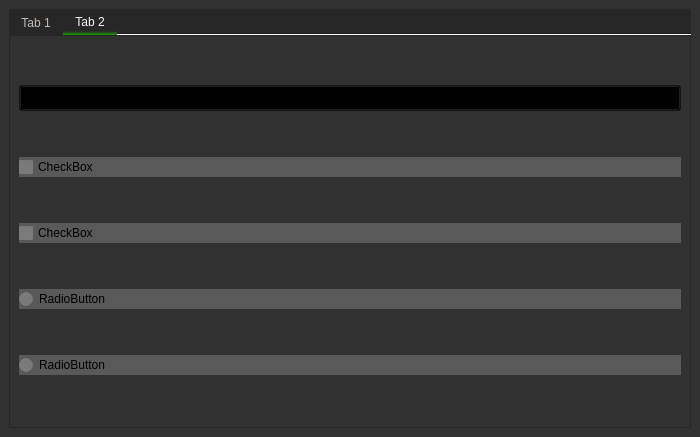
The window that settings.ui (69BooM96/Launcher) describes before a commit, drawn with Qt 5.
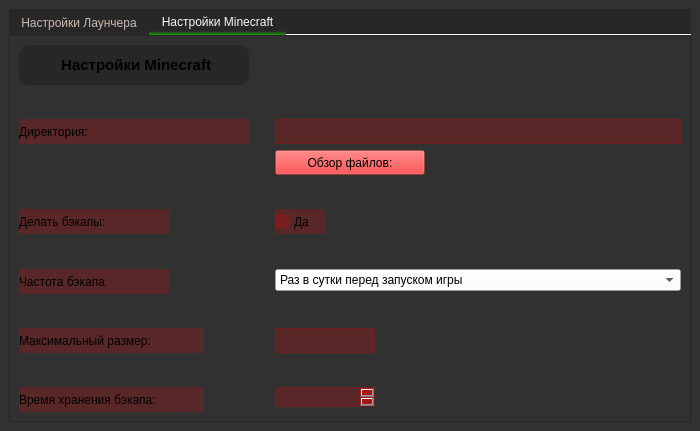
The same window after the commit. The open tabs and pages were chosen to show the change. Icons and pictures are not drawn.

```diff
--- a/settings.ui
+++ b/settings.ui
@@ -7,7 +7,7 @@
     <x>0</x>
     <y>0</y>
     <width>700</width>
-    <height>437</height>
+    <height>431</height>
    </rect>
   </property>
   <property name="maximumSize">
@@ -24,8 +24,20 @@
   </property>
   <widget class="QWidget" name="centralwidget">
    <layout class="QGridLayout" name="gridLayout">
-    <item row="0" column="0" colspan="2">
+    <item row="0" column="0">
      <widget class="QTabWidget" name="tabWidget">
+      <property name="minimumSize">
+       <size>
+        <width>300</width>
+        <height>35</height>
+       </size>
+      </property>
+      <property name="maximumSize">
+       <size>
+        <width>1000</width>
+        <height>1000</height>
+       </size>
+      </property>
       <property name="styleSheet">
        <string notr="true">QTabBar {
 	background-color: rgb(39, 39, 39);     
@@ -51,7 +63,7 @@
       </property>
       <widget class="QWidget" name="tab">
        <attribute name="title">
-        <string>Tab 1</string>
+        <string>Настройки Лаунчера</string>
        </attribute>
        <layout class="QGridLayout" name="gridLayout_2">
         <property name="leftMargin">
@@ -125,6 +137,304 @@
              </property>
             </widget>
            </item>
+           <item row="0" column="1">
+            <spacer name="horizontalSpacer">
+             <property name="orientation">
+              <enum>Qt::Horizontal</enum>
+             </property>
+             <property name="sizeHint" stdset="0">
+              <size>
+               <width>70</width>
+               <height>30</height>
+              </size>
+             </property>
+            </spacer>
+           </item>
+           <item row="1" column="0" colspan="2">
+            <spacer name="verticalSpacer">
+             <property name="orientation">
+              <enum>Qt::Vertical</enum>
+             </property>
+             <property name="sizeHint" stdset="0">
+              <size>
+               <width>10</width>
+               <height>10</height>
+              </size>
+             </property>
+            </spacer>
+           </item>
+           <item row="2" column="0">
+            <widget class="QLabel" name="label">
+             <property name="minimumSize">
+              <size>
+               <width>250</width>
+               <height>0</height>
+              </size>
+             </property>
+             <property name="maximumSize">
+              <size>
+               <width>250</width>
+               <height>30</height>
+              </size>
+             </property>
+             <property name="styleSheet">
+              <string notr="true">image: url();
+background-color: rgb(255, 0, 0, 50);
+</string>
+             </property>
+             <property name="text">
+              <string>Язык (Language):</string>
+             </property>
+            </widget>
+           </item>
+           <item row="2" column="1">
+            <widget class="QComboBox" name="comboBox">
+             <property name="styleSheet">
+              <string notr="true">image: url();
+background-color: rgb(255, 255, 255, 50);</string>
+             </property>
+             <item>
+              <property name="text">
+               <string>English</string>
+              </property>
+             </item>
+             <item>
+              <property name="text">
+               <string>Русский</string>
+              </property>
+             </item>
+             <item>
+              <property name="text">
+               <string>Український</string>
+              </property>
+             </item>
+            </widget>
+           </item>
+           <item row="3" column="0" colspan="2">
+            <spacer name="verticalSpacer_3">
+             <property name="orientation">
+              <enum>Qt::Vertical</enum>
+             </property>
+             <property name="sizeHint" stdset="0">
+              <size>
+               <width>20</width>
+               <height>20</height>
+              </size>
+             </property>
+            </spacer>
+           </item>
+           <item row="5" column="0">
+            <spacer name="horizontalSpacer_3">
+             <property name="orientation">
+              <enum>Qt::Horizontal</enum>
+             </property>
+             <property name="sizeHint" stdset="0">
+              <size>
+               <width>300</width>
+               <height>20</height>
+              </size>
+             </property>
+            </spacer>
+           </item>
+           <item row="5" column="1">
+            <widget class="QTextEdit" name="textEdit">
+             <property name="maximumSize">
+              <size>
+               <width>100</width>
+               <height>30</height>
+              </size>
+             </property>
+             <property name="styleSheet">
+              <string notr="true">image: url();
+background-color: rgb(255, 0, 0, 50);
+</string>
+             </property>
+            </widget>
+           </item>
+           <item row="7" column="1">
+            <spacer name="verticalSpacer_4">
+             <property name="orientation">
+              <enum>Qt::Vertical</enum>
+             </property>
+             <property name="sizeHint" stdset="0">
+              <size>
+               <width>10</width>
+               <height>5</height>
+              </size>
+             </property>
+            </spacer>
+           </item>
+           <item row="8" column="0">
+            <widget class="QLabel" name="label_2">
+             <property name="minimumSize">
+              <size>
+               <width>250</width>
+               <height>30</height>
+              </size>
+             </property>
+             <property name="maximumSize">
+              <size>
+               <width>100</width>
+               <height>30</height>
+              </size>
+             </property>
+             <property name="styleSheet">
+              <string notr="true">image: url();
+background-color: rgb(255, 0, 0, 50);
+</string>
+             </property>
+             <property name="text">
+              <string>Выделение памяти:</string>
+             </property>
+            </widget>
+           </item>
+           <item row="8" column="1">
+            <widget class="QSlider" name="horizontalSlider">
+             <property name="minimumSize">
+              <size>
+               <width>350</width>
+               <height>30</height>
+              </size>
+             </property>
+             <property name="maximumSize">
+              <size>
+               <width>200</width>
+               <height>30</height>
+              </size>
+             </property>
+             <property name="styleSheet">
+              <string notr="true">image: url();
+background-color: rgb(255, 0, 0, 50);
+
+</string>
+             </property>
+             <property name="orientation">
+              <enum>Qt::Horizontal</enum>
+             </property>
+            </widget>
+           </item>
+           <item row="9" column="0" colspan="2">
+            <spacer name="verticalSpacer_5">
+             <property name="orientation">
+              <enum>Qt::Vertical</enum>
+             </property>
+             <property name="sizeHint" stdset="0">
+              <size>
+               <width>20</width>
+               <height>20</height>
+              </size>
+             </property>
+            </spacer>
+           </item>
+           <item row="11" column="0">
+            <widget class="QLabel" name="label_3">
+             <property name="minimumSize">
+              <size>
+               <width>250</width>
+               <height>20</height>
+              </size>
+             </property>
+             <property name="maximumSize">
+              <size>
+               <width>200</width>
+               <height>100</height>
+              </size>
+             </property>
+             <property name="styleSheet">
+              <string notr="true">image: url();
+background-color: rgb(255, 0, 0, 50);
+</string>
+             </property>
+             <property name="text">
+              <string>Выбор Java:</string>
+             </property>
+            </widget>
+           </item>
+           <item row="11" column="1">
+            <widget class="QComboBox" name="comboBox_2">
+             <property name="minimumSize">
+              <size>
+               <width>350</width>
+               <height>25</height>
+              </size>
+             </property>
+             <property name="maximumSize">
+              <size>
+               <width>200</width>
+               <height>25</height>
+              </size>
+             </property>
+             <property name="styleSheet">
+              <string notr="true">image: url();
+background-color: rgb(255, 255, 255, 50);
+</string>
+             </property>
+             <item>
+              <property name="text">
+               <string>По умолчанию</string>
+              </property>
+             </item>
+            </widget>
+           </item>
+           <item row="12" column="0" colspan="2">
+            <spacer name="verticalSpacer_6">
+             <property name="orientation">
+              <enum>Qt::Vertical</enum>
+             </property>
+             <property name="sizeHint" stdset="0">
+              <size>
+               <width>20</width>
+               <height>20</height>
+              </size>
+             </property>
+            </spacer>
+           </item>
+           <item row="14" column="0">
+            <widget class="QLabel" name="label_4">
+             <property name="minimumSize">
+              <size>
+               <width>250</width>
+               <height>0</height>
+              </size>
+             </property>
+             <property name="maximumSize">
+              <size>
+               <width>100</width>
+               <height>100</height>
+              </size>
+             </property>
+             <property name="styleSheet">
+              <string notr="true">image: url();
+background-color: rgb(255, 0, 0, 50);</string>
+             </property>
+             <property name="text">
+              <string>Консоль разработчкиа:</string>
+             </property>
+            </widget>
+           </item>
+           <item row="14" column="1">
+            <widget class="QCheckBox" name="checkBox">
+             <property name="minimumSize">
+              <size>
+               <width>15</width>
+               <height>25</height>
+              </size>
+             </property>
+             <property name="maximumSize">
+              <size>
+               <width>15</width>
+               <height>25</height>
+              </size>
+             </property>
+             <property name="styleSheet">
+              <string notr="true">image: url();
+background-color: rgb(255, 0, 0, 50);</string>
+             </property>
+             <property name="text">
+              <string/>
+             </property>
+            </widget>
+           </item>
           </layout>
          </widget>
         </item>
@@ -132,7 +442,7 @@
       </widget>
       <widget class="QWidget" name="tab_2">
        <attribute name="title">
-        <string>Tab 2</string>
+        <string>Настройки Minecraft</string>
        </attribute>
        <layout class="QGridLayout" name="gridLayout_3">
         <property name="leftMargin">
@@ -152,6 +462,12 @@
         </property>
         <item row="0" column="0">
          <widget class="QFrame" name="frame_2">
+          <property name="maximumSize">
+           <size>
+            <width>1000</width>
+            <height>1000</height>
+           </size>
+          </property>
           <property name="styleSheet">
            <string notr="true">image: url(C:/Users/ASUS/Desktop/res/4.png);</string>
           </property>
@@ -161,42 +477,21 @@
           <property name="frameShadow">
            <enum>QFrame::Raised</enum>
           </property>
-          <layout class="QGridLayout" name="gridLayout_5">
-           <item row="3" column="0">
-            <widget class="QRadioButton" name="radioButton">
-             <property name="styleSheet">
-              <string notr="true">image: url();
-background-color: rgb(255, 255, 255, 50);</string>
-             </property>
-             <property name="text">
-              <string>RadioButton</string>
-             </property>
-            </widget>
-           </item>
-           <item row="1" column="0">
-            <widget class="QCheckBox" name="checkBox">
-             <property name="styleSheet">
-              <string notr="true">image: url();
-background-color: rgb(255, 255, 255, 50);</string>
-             </property>
-             <property name="text">
-              <string>CheckBox</string>
-             </property>
-            </widget>
-           </item>
-           <item row="2" column="0">
-            <widget class="QCheckBox" name="checkBox_2">
-             <property name="styleSheet">
-              <string notr="true">background-color: rgb(255, 255, 255, 50);
-image: url();</string>
-             </property>
-             <property name="text">
-              <string>CheckBox</string>
-             </property>
-            </widget>
-           </item>
+          <layout class="QFormLayout" name="formLayout_2">
            <item row="0" column="0">
             <widget class="QPushButton" name="pushButton_3">
+             <property name="minimumSize">
+              <size>
+               <width>230</width>
+               <height>40</height>
+              </size>
+             </property>
+             <property name="maximumSize">
+              <size>
+               <width>300</width>
+               <height>35</height>
+              </size>
+             </property>
              <property name="sizeIncrement">
               <size>
                <width>0</width>
@@ -218,10 +513,11 @@
              </property>
              <property name="styleSheet">
               <string notr="true">image: url();
-background-color: rgb(0, 0, 0, 50);</string>
+background-color: rgb(0, 0, 0, 50);
+border-radius: 10px;</string>
              </property>
              <property name="text">
-              <string> Настройки  </string>
+              <string> Настройки Minecraft</string>
              </property>
              <property name="icon">
               <iconset>
@@ -239,14 +535,344 @@
              </property>
             </widget>
            </item>
+           <item row="0" column="1">
+            <spacer name="horizontalSpacer_2">
+             <property name="orientation">
+              <enum>Qt::Horizontal</enum>
+             </property>
+             <property name="sizeHint" stdset="0">
+              <size>
+               <width>40</width>
+               <height>20</height>
+              </size>
+             </property>
+            </spacer>
+           </item>
+           <item row="2" column="0" colspan="2">
+            <spacer name="verticalSpacer_2">
+             <property name="orientation">
+              <enum>Qt::Vertical</enum>
+             </property>
+             <property name="sizeHint" stdset="0">
+              <size>
+               <width>20</width>
+               <height>10</height>
+              </size>
+             </property>
+            </spacer>
+           </item>
+           <item row="3" column="0">
+            <widget class="QLabel" name="label_5">
+             <property name="minimumSize">
+              <size>
+               <width>230</width>
+               <height>25</height>
+              </size>
+             </property>
+             <property name="maximumSize">
+              <size>
+               <width>230</width>
+               <height>25</height>
+              </size>
+             </property>
+             <property name="styleSheet">
+              <string notr="true">image: url();
+background-color: rgb(255, 0, 0, 50);
+</string>
+             </property>
+             <property name="text">
+              <string>Директория:</string>
+             </property>
+            </widget>
+           </item>
+           <item row="3" column="1">
+            <widget class="QTextEdit" name="textEdit_2">
+             <property name="minimumSize">
+              <size>
+               <width>300</width>
+               <height>25</height>
+              </size>
+             </property>
+             <property name="maximumSize">
+              <size>
+               <width>500</width>
+               <height>25</height>
+              </size>
+             </property>
+             <property name="styleSheet">
+              <string notr="true">image: url();
+background-color: rgb(255, 0, 0, 50);
+</string>
+             </property>
+            </widget>
+           </item>
            <item row="4" column="0">
-            <widget class="QRadioButton" name="radioButton_2">
+            <spacer name="horizontalSpacer_4">
+             <property name="orientation">
+              <enum>Qt::Horizontal</enum>
+             </property>
+             <property name="sizeHint" stdset="0">
+              <size>
+               <width>250</width>
+               <height>20</height>
+              </size>
+             </property>
+            </spacer>
+           </item>
+           <item row="4" column="1">
+            <widget class="QPushButton" name="pushButton">
+             <property name="minimumSize">
+              <size>
+               <width>150</width>
+               <height>25</height>
+              </size>
+             </property>
+             <property name="maximumSize">
+              <size>
+               <width>150</width>
+               <height>100</height>
+              </size>
+             </property>
              <property name="styleSheet">
               <string notr="true">image: url();
-background-color: rgb(255, 255, 255, 50);</string>
+background-color: rgb(255, 0, 0, 50);
+</string>
              </property>
              <property name="text">
-              <string>RadioButton</string>
+              <string>Обзор файлов:</string>
+             </property>
+            </widget>
+           </item>
+           <item row="5" column="0" colspan="2">
+            <spacer name="verticalSpacer_7">
+             <property name="orientation">
+              <enum>Qt::Vertical</enum>
+             </property>
+             <property name="sizeHint" stdset="0">
+              <size>
+               <width>20</width>
+               <height>10</height>
+              </size>
+             </property>
+            </spacer>
+           </item>
+           <item row="7" column="0">
+            <widget class="QLabel" name="label_6">
+             <property name="minimumSize">
+              <size>
+               <width>150</width>
+               <height>25</height>
+              </size>
+             </property>
+             <property name="maximumSize">
+              <size>
+               <width>250</width>
+               <height>25</height>
+              </size>
+             </property>
+             <property name="styleSheet">
+              <string notr="true">image: url();
+background-color: rgb(255, 0, 0, 50);
+</string>
+             </property>
+             <property name="text">
+              <string>Делать бэкапы:</string>
+             </property>
+            </widget>
+           </item>
+           <item row="7" column="1">
+            <widget class="QCheckBox" name="checkBox_2">
+             <property name="minimumSize">
+              <size>
+               <width>50</width>
+               <height>25</height>
+              </size>
+             </property>
+             <property name="maximumSize">
+              <size>
+               <width>50</width>
+               <height>25</height>
+              </size>
+             </property>
+             <property name="styleSheet">
+              <string notr="true">image: url();
+background-color: rgb(255, 0, 0, 50);
+</string>
+             </property>
+             <property name="text">
+              <string>Да</string>
+             </property>
+            </widget>
+           </item>
+           <item row="8" column="0" colspan="2">
+            <spacer name="verticalSpacer_8">
+             <property name="orientation">
+              <enum>Qt::Vertical</enum>
+             </property>
+             <property name="sizeHint" stdset="0">
+              <size>
+               <width>20</width>
+               <height>10</height>
+              </size>
+             </property>
+            </spacer>
+           </item>
+           <item row="10" column="0">
+            <widget class="QLabel" name="label_7">
+             <property name="minimumSize">
+              <size>
+               <width>150</width>
+               <height>25</height>
+              </size>
+             </property>
+             <property name="maximumSize">
+              <size>
+               <width>150</width>
+               <height>25</height>
+              </size>
+             </property>
+             <property name="styleSheet">
+              <string notr="true">image: url();
+background-color: rgb(255, 0, 0, 50);
+</string>
+             </property>
+             <property name="text">
+              <string>Частота бэкапа</string>
+             </property>
+            </widget>
+           </item>
+           <item row="10" column="1">
+            <widget class="QComboBox" name="comboBox_3">
+             <property name="styleSheet">
+              <string notr="true">image: url();
+background-color: rgb(255, 255, 255, 50);
+</string>
+             </property>
+             <item>
+              <property name="text">
+               <string>Раз в сутки перед запуском игры</string>
+              </property>
+             </item>
+             <item>
+              <property name="text">
+               <string>Каждый раз перед запуском игры</string>
+              </property>
+             </item>
+            </widget>
+           </item>
+           <item row="11" column="0" colspan="2">
+            <spacer name="verticalSpacer_9">
+             <property name="orientation">
+              <enum>Qt::Vertical</enum>
+             </property>
+             <property name="sizeHint" stdset="0">
+              <size>
+               <width>20</width>
+               <height>5</height>
+              </size>
+             </property>
+            </spacer>
+           </item>
+           <item row="13" column="0">
+            <widget class="QLabel" name="label_8">
+             <property name="minimumSize">
+              <size>
+               <width>185</width>
+               <height>25</height>
+              </size>
+             </property>
+             <property name="maximumSize">
+              <size>
+               <width>185</width>
+               <height>25</height>
+              </size>
+             </property>
+             <property name="styleSheet">
+              <string notr="true">image: url();
+background-color: rgb(255, 0, 0, 50);
+</string>
+             </property>
+             <property name="text">
+              <string>Максимальный размер:</string>
+             </property>
+            </widget>
+           </item>
+           <item row="13" column="1">
+            <widget class="QTextEdit" name="textEdit_3">
+             <property name="minimumSize">
+              <size>
+               <width>100</width>
+               <height>20</height>
+              </size>
+             </property>
+             <property name="maximumSize">
+              <size>
+               <width>100</width>
+               <height>25</height>
+              </size>
+             </property>
+             <property name="styleSheet">
+              <string notr="true">image: url();
+background-color: rgb(255, 0, 0, 50);
+</string>
+             </property>
+            </widget>
+           </item>
+           <item row="15" column="0" colspan="2">
+            <spacer name="verticalSpacer_10">
+             <property name="orientation">
+              <enum>Qt::Vertical</enum>
+             </property>
+             <property name="sizeHint" stdset="0">
+              <size>
+               <width>20</width>
+               <height>5</height>
+              </size>
+             </property>
+            </spacer>
+           </item>
+           <item row="17" column="0">
+            <widget class="QLabel" name="label_9">
+             <property name="minimumSize">
+              <size>
+               <width>185</width>
+               <height>25</height>
+              </size>
+             </property>
+             <property name="maximumSize">
+              <size>
+               <width>185</width>
+               <height>25</height>
+              </size>
+             </property>
+             <property name="styleSheet">
+              <string notr="true">image: url();
+background-color: rgb(255, 0, 0, 50);
+</string>
+             </property>
+             <property name="text">
+              <string>Время хранения бэкапа:</string>
+             </property>
+            </widget>
+           </item>
+           <item row="17" column="1">
+            <widget class="QTextEdit" name="textEdit_4">
+             <property name="minimumSize">
+              <size>
+               <width>100</width>
+               <height>20</height>
+              </size>
+             </property>
+             <property name="maximumSize">
+              <size>
+               <width>100</width>
+               <height>20</height>
+              </size>
+             </property>
+             <property name="styleSheet">
+              <string notr="true">image: url();
+background-color: rgb(255, 0, 0, 50);
+</string>
              </property>
             </widget>
            </item>
```
Left out of the diff: 23 changed lines with no effect on the pictures.
